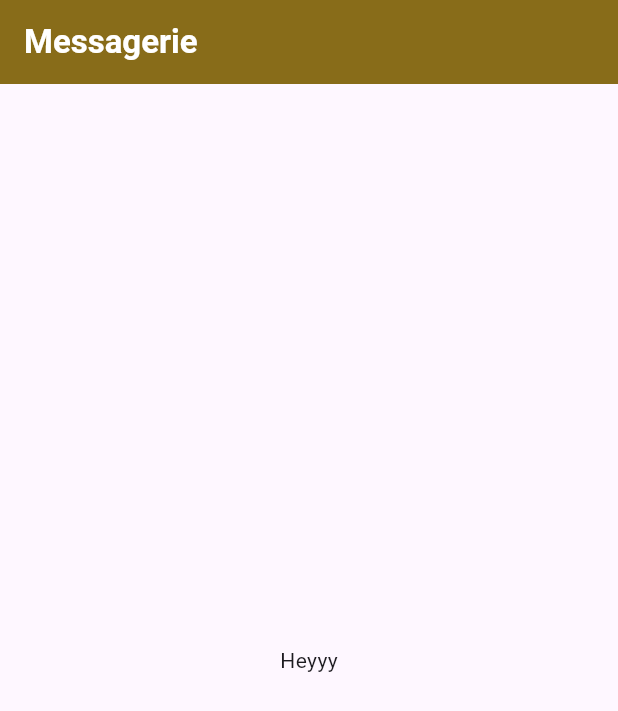
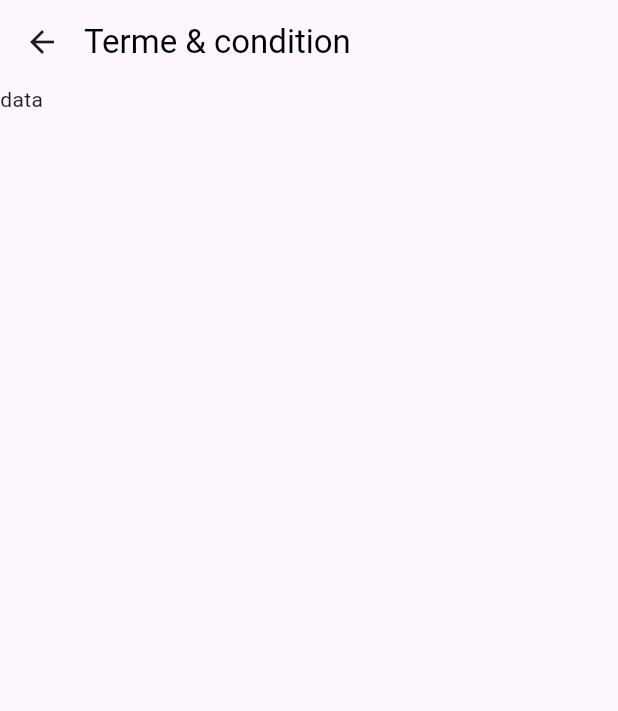
Before and after one commit to AkemiFF/e_message_flutter, a Flutter app: the screen it shows after launch, on a phone screen of 412 x 824 dp. Shown: the top 711 px of the screen. Run offline on Flutter 3.47's test engine with Material 3 defaults, Android fonts, the phone set to English and light mode, and no system bars.

Commit message:
creating term

```diff
--- /dev/null
+++ b/lib/screens/guest/term.dart
@@ -0,0 +1,37 @@
+import 'package:flutter/material.dart';
+
+class TermScreen extends StatefulWidget {
+  const TermScreen({super.key});
+
+  @override
+  State<TermScreen> createState() => _TermScreenState();
+}
+
+class _TermScreenState extends State<TermScreen> {
+  @override
+  Widget build(BuildContext context) {
+    return Scaffold(
+      appBar: AppBar(
+        titleSpacing: 0.0,
+        backgroundColor: Theme.of(context).scaffoldBackgroundColor,
+        title: const Text(
+          "Terme & condition",
+          style: TextStyle(
+            color: Colors.black,
+          ),
+        ),
+        leading: IconButton(
+          onPressed: () => {print('retour')},
+          icon: const Icon(
+            Icons.arrow_back,
+          ),
+        ),
+      ),
+      body: const Column(
+        children: [
+          Text("data"),
+        ],
+      ),
+    );
+  }
+}
--- a/lib/screens/home.dart
+++ b/lib/screens/home.dart
@@ -1,3 +1,5 @@
+import 'package:e_message/screens/guest/auth.dart';
+import 'package:e_message/screens/guest/term.dart';
 import 'package:flutter/material.dart';
 
 class Home extends StatefulWidget {
@@ -10,27 +12,9 @@ class Home extends StatefulWidget {
 class _HomeState extends State<Home> {
   @override
   Widget build(BuildContext context) {
-    return SafeArea(
-      child: Scaffold(
-        appBar: AppBar(
-          backgroundColor: const Color(0xFF886C19),
-          title: const Text(
-            "Messagerie",
-            textAlign: TextAlign.center,
-            style: TextStyle(
-              color: Colors.white,
-              fontWeight: FontWeight.bold,
-            ),
-          ),
-          shadowColor: Colors.black,
-        ),
-        // ignore: avoid_unnecessary_containers
-        body: Container(
-          child: const Center(
-            child: Text('Heyyy'),
-          ),
-        ),
-      ),
+    return const SafeArea(
+      // child: AuthScren(),
+      child: TermScreen(),
     );
   }
 }
```
Also changed, not shown: lib/screens/guest/auth.dart (added, +108 -0 lines).
